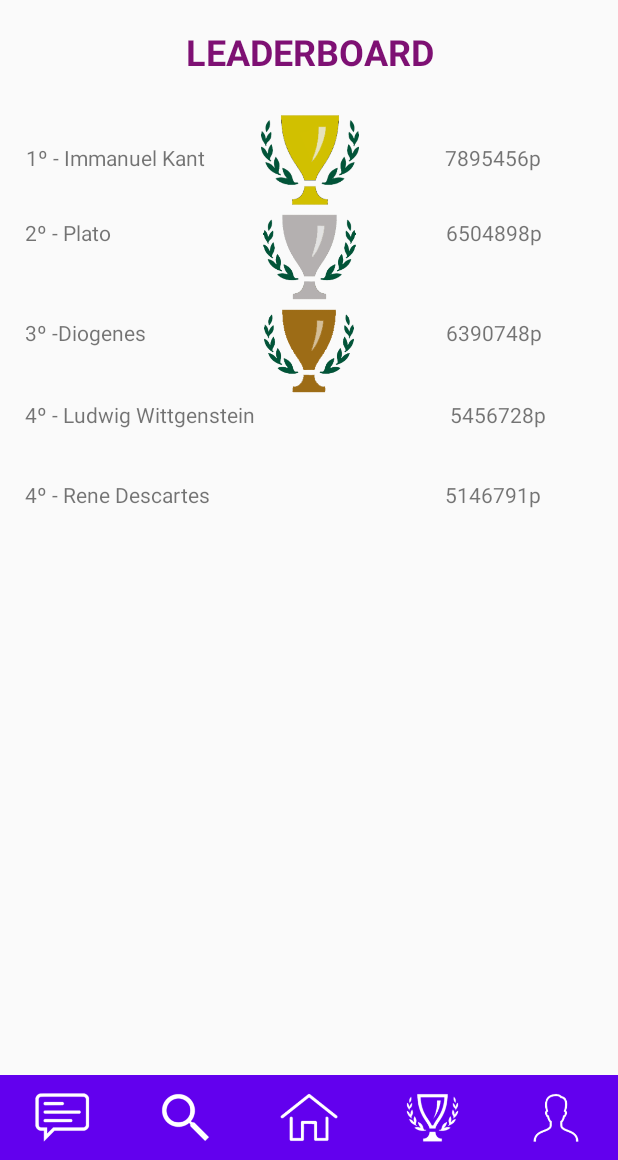
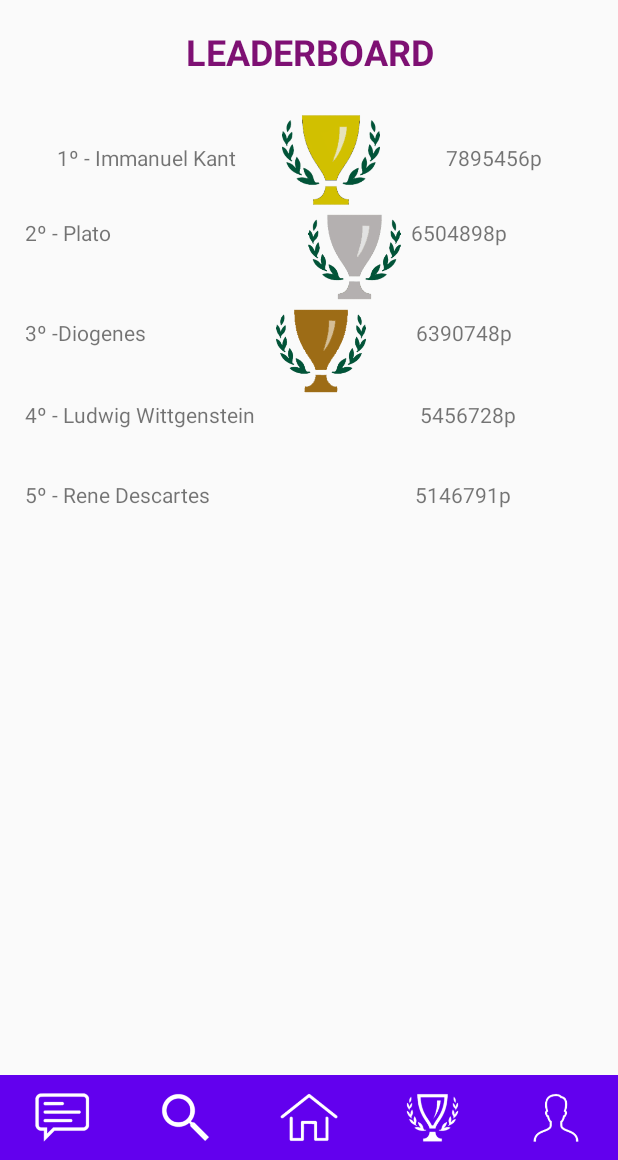
Before and after one commit to gomes717/SpaceApps, an Android app: the fragment RankingFragment placed in its activity, on a phone screen of 412 x 824 dp, the part 76-1236 px from its top. Run offline under Robolectric (Android 15) with nearby library versions, the phone set to English and light mode, and no system bars.

Commit message:
Improved leaderboard screen

```diff
--- a/app/src/main/res/layout/fragment_ranking.xml
+++ b/app/src/main/res/layout/fragment_ranking.xml
@@ -40,10 +40,10 @@
                         android:layout_width="411dp"
                         android:layout_height="46dp"
                         android:layout_marginTop="24dp"
-                        android:text="     1º - Immanuel Kant                                                7895456p"
+                        android:text="       1º - Immanuel Kant                                          7895456p"
                         app:layout_constraintBottom_toBottomOf="parent"
                         app:layout_constraintEnd_toEndOf="parent"
-                        app:layout_constraintStart_toStartOf="parent"
+                        app:layout_constraintStart_toStartOf="@+id/guideline7"
                         app:layout_constraintTop_toTopOf="parent" />
 
                     <ImageView
@@ -55,6 +55,13 @@
                         app:layout_constraintEnd_toEndOf="@+id/textView8"
                         app:layout_constraintStart_toStartOf="@+id/textView8"
                         app:layout_constraintTop_toTopOf="parent" />
+
+                    <androidx.constraintlayout.widget.Guideline
+                        android:id="@+id/guideline7"
+                        android:layout_width="wrap_content"
+                        android:layout_height="wrap_content"
+                        android:orientation="vertical"
+                        app:layout_constraintGuide_begin="29dp" />
                 </androidx.constraintlayout.widget.ConstraintLayout>
 
                 <androidx.constraintlayout.widget.ConstraintLayout
@@ -65,10 +72,11 @@
                         android:id="@+id/textView9"
                         android:layout_width="match_parent"
                         android:layout_height="52dp"
-                        android:text="     2º - Plato                                                                   6504898p"
+                        android:text="     2º - Plato                                                            6504898p"
                         app:layout_constraintBottom_toBottomOf="parent"
                         app:layout_constraintEnd_toEndOf="parent"
-                        app:layout_constraintStart_toStartOf="parent"
+                        app:layout_constraintHorizontal_bias="0.0"
+                        app:layout_constraintStart_toStartOf="@+id/guideline10"
                         app:layout_constraintTop_toTopOf="parent" />
 
                     <ImageView
@@ -80,6 +88,13 @@
                         app:layout_constraintEnd_toEndOf="@+id/textView9"
                         app:layout_constraintStart_toStartOf="@+id/textView9"
                         app:layout_constraintTop_toTopOf="parent" />
+
+                    <androidx.constraintlayout.widget.Guideline
+                        android:id="@+id/guideline10"
+                        android:layout_width="wrap_content"
+                        android:layout_height="wrap_content"
+                        android:orientation="vertical"
+                        app:layout_constraintGuide_begin="30dp" />
                 </androidx.constraintlayout.widget.ConstraintLayout>
 
                 <androidx.constraintlayout.widget.ConstraintLayout
@@ -90,10 +105,10 @@
                         android:id="@+id/textView10"
                         android:layout_width="match_parent"
                         android:layout_height="44dp"
-                        android:text="     3º -Diogenes                                                            6390748p"
+                        android:text="     3º -Diogenes                                                      6390748p"
                         app:layout_constraintBottom_toBottomOf="parent"
                         app:layout_constraintEnd_toEndOf="parent"
-                        app:layout_constraintStart_toStartOf="parent"
+                        app:layout_constraintStart_toStartOf="@+id/guideline11"
                         app:layout_constraintTop_toTopOf="parent" />
 
                     <ImageView
@@ -105,21 +120,30 @@
                         app:layout_constraintEnd_toEndOf="@+id/textView10"
                         app:layout_constraintStart_toStartOf="parent"
                         app:layout_constraintTop_toTopOf="parent" />
+
+                    <androidx.constraintlayout.widget.Guideline
+                        android:id="@+id/guideline11"
+                        android:layout_width="wrap_content"
+                        android:layout_height="wrap_content"
+                        android:orientation="vertical"
+                        app:layout_constraintGuide_begin="30dp" />
+
                 </androidx.constraintlayout.widget.ConstraintLayout>
 
                 <TextView
                     android:id="@+id/textView11"
                     android:layout_width="match_parent"
                     android:layout_height="53dp"
-                    android:text="     4º - Ludwig Wittgenstein                                       5456728p" />
+                    android:text="     4º - Ludwig Wittgenstein                                 5456728p" />
 
                 <TextView
                     android:id="@+id/textView13"
                     android:layout_width="match_parent"
                     android:layout_height="53dp"
-                    android:text="     4º - Rene Descartes                                               5146791p" />
+                    android:text="     5º - Rene Descartes                                         5146791p" />
 
             </LinearLayout>
         </ScrollView>
+
     </LinearLayout>
 </androidx.core.widget.NestedScrollView>
```
